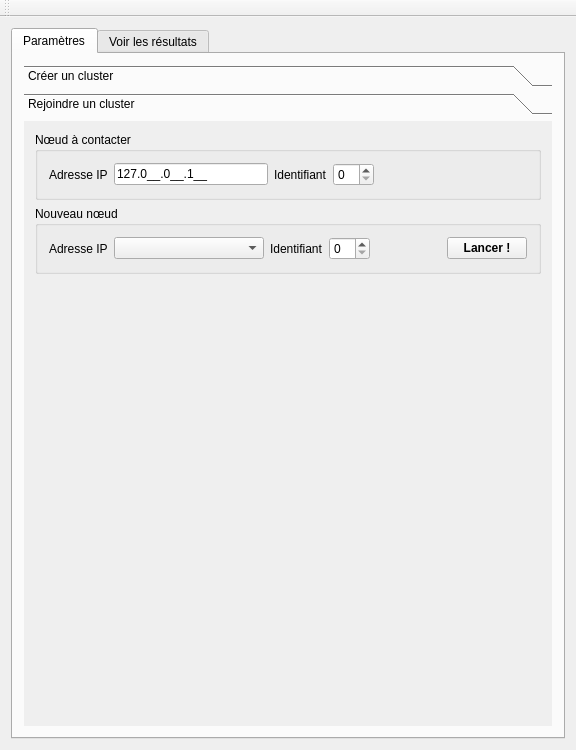
WardenQQ/sd-project, file duck-interface/mainwindow.ui: the form before one commit.
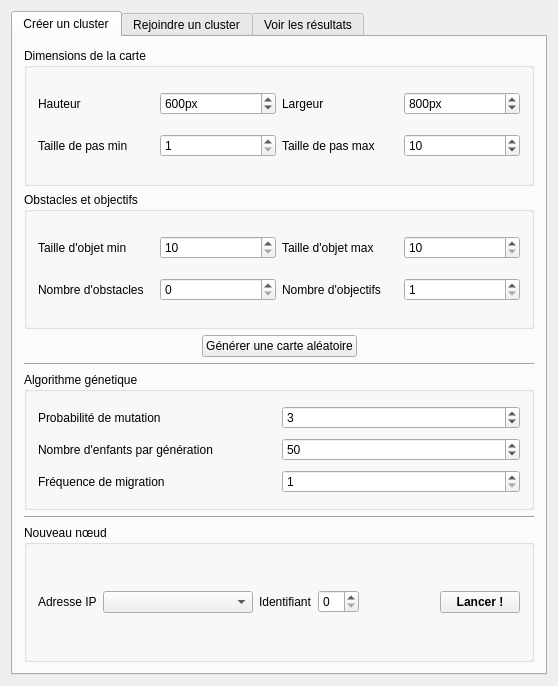
The form after the commit. The open tabs and pages were chosen to show the change.

Diff of the .ui file:
```diff
--- a/duck-interface/mainwindow.ui
+++ b/duck-interface/mainwindow.ui
@@ -6,8 +6,8 @@
    <rect>
     <x>0</x>
     <y>0</y>
-    <width>576</width>
-    <height>750</height>
+    <width>558</width>
+    <height>686</height>
    </rect>
   </property>
   <property name="sizePolicy">
@@ -20,35 +20,17 @@
    <string>I Wanna be a duck...</string>
   </property>
   <widget class="QWidget" name="centralWidget">
-   <layout class="QVBoxLayout" name="verticalLayout_4">
-    <item>
+   <layout class="QGridLayout" name="gridLayout">
+    <item row="0" column="0">
      <widget class="QTabWidget" name="tabWidget">
       <property name="currentIndex">
-       <number>1</number>
-      </property>
-      <widget class="QWidget" name="tab">
-       <attribute name="title">
-        <string>Paramètres</string>
-       </attribute>
-       <layout class="QVBoxLayout" name="verticalLayout_2">
-        <item>
-         <widget class="QToolBox" name="toolBox">
-          <property name="currentIndex">
            <number>0</number>
           </property>
-          <widget class="QWidget" name="page">
-           <property name="geometry">
-            <rect>
-             <x>0</x>
-             <y>0</y>
-             <width>536</width>
-             <height>565</height>
-            </rect>
-           </property>
-           <attribute name="label">
+      <widget class="QWidget" name="tab">
+       <attribute name="title">
             <string>Créer un cluster</string>
            </attribute>
-           <layout class="QVBoxLayout" name="verticalLayout_3">
+       <layout class="QVBoxLayout" name="verticalLayout_2">
             <item>
              <widget class="QGroupBox" name="groupBox">
               <property name="title">
@@ -259,7 +241,7 @@
              </layout>
             </item>
             <item>
-             <widget class="Line" name="line_4">
+         <widget class="Line" name="line">
               <property name="orientation">
                <enum>Qt::Horizontal</enum>
               </property>
@@ -335,7 +317,7 @@
              </widget>
             </item>
             <item>
-             <widget class="Line" name="line">
+         <widget class="Line" name="line_4">
               <property name="orientation">
                <enum>Qt::Horizontal</enum>
               </property>
@@ -405,16 +387,8 @@
             </item>
            </layout>
           </widget>
-          <widget class="QWidget" name="page_2">
-           <property name="geometry">
-            <rect>
-             <x>0</x>
-             <y>0</y>
-             <width>536</width>
-             <height>565</height>
-            </rect>
-           </property>
-           <attribute name="label">
+      <widget class="QWidget" name="tab_2">
+       <attribute name="title">
             <string>Rejoindre un cluster</string>
            </attribute>
            <layout class="QVBoxLayout" name="verticalLayout">
@@ -536,27 +510,17 @@
              </widget>
             </item>
             <item>
-             <layout class="QHBoxLayout" name="horizontalLayout_2"/>
-            </item>
-            <item>
-             <spacer name="verticalSpacer">
+         <spacer name="verticalSpacer_3">
               <property name="orientation">
                <enum>Qt::Vertical</enum>
               </property>
               <property name="sizeHint" stdset="0">
                <size>
                 <width>20</width>
-                <height>40</height>
+            <height>435</height>
                </size>
               </property>
              </spacer>
-            </item>
-           </layout>
-           <zorder>groupBox_5</zorder>
-           <zorder>verticalSpacer</zorder>
-           <zorder>groupBox_7</zorder>
-          </widget>
-         </widget>
         </item>
        </layout>
       </widget>
@@ -702,14 +666,6 @@
     </rect>
    </property>
   </widget>
-  <widget class="QToolBar" name="mainToolBar">
-   <attribute name="toolBarArea">
-    <enum>TopToolBarArea</enum>
-   </attribute>
-   <attribute name="toolBarBreak">
-    <bool>false</bool>
-   </attribute>
-  </widget>
  </widget>
  <layoutdefault spacing="6" margin="11"/>
  <resources/>
```
Left out of the diff: 24 changed lines with no effect on the pictures. Lines whose indentation alone changed are shown as unchanged.
